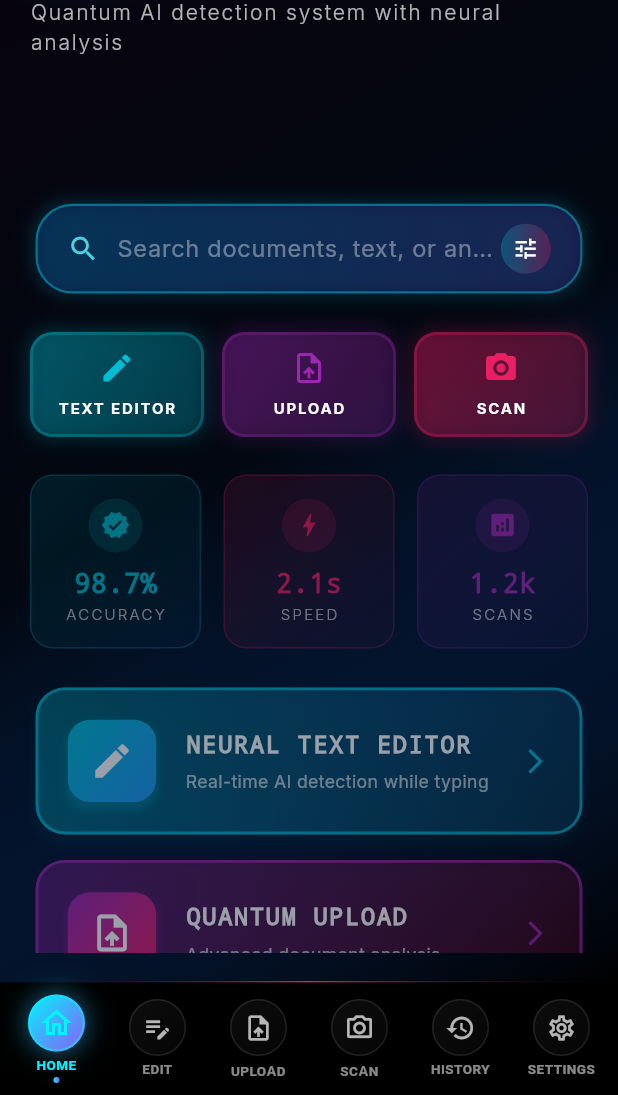
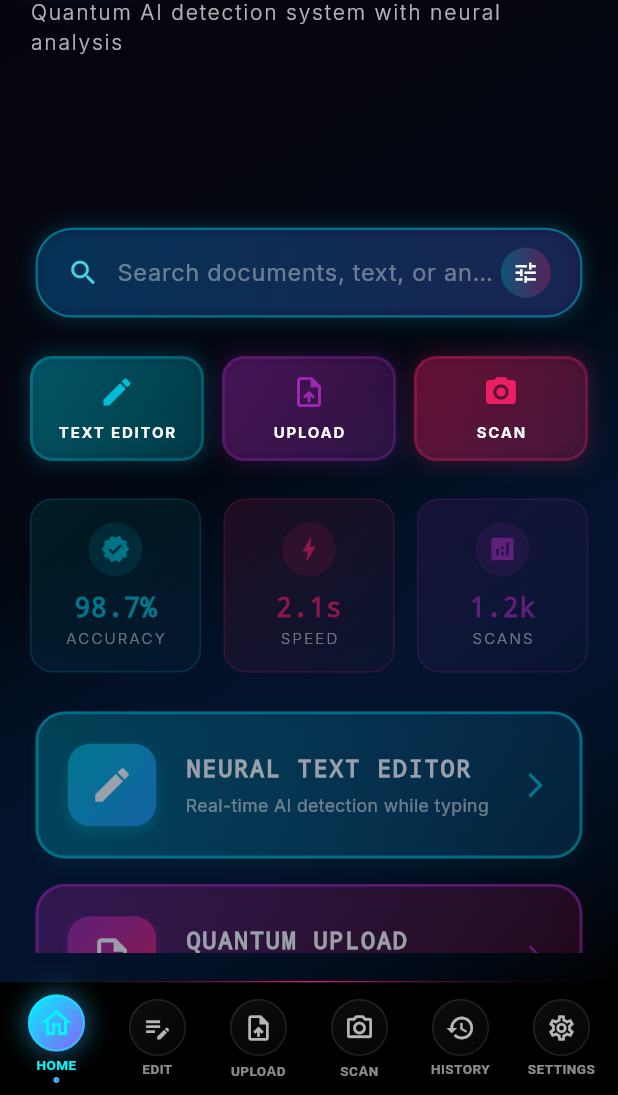
Before and after one commit to Ascalon984/Neural-Detector, a Flutter app: the screen it shows after launch, on a phone screen of 412 x 824 dp, the part 141-1236 px from its top. Run offline on Flutter 3.47's test engine with Material 3 defaults, Android fonts, the light colour scheme and no system bars; our stand-ins replace camera, csv, file_picker, flutter_animate, google_fonts and 2 more; missing offline and left inert: dart:ffi, dart:html, excel, google_mlkit_text_recognition.

Commit message:
fix(ui): increase vertical spacing between header and action/search block

```diff
--- a/lib/screens/home_screen.dart
+++ b/lib/screens/home_screen.dart
@@ -103,7 +103,8 @@ class _HomeScreenState extends State<HomeScreen>
                     child: _buildHeader(),
                   ),
 
-                  const SizedBox(height: 28),
+            // increase spacing so the search/quick-actions block doesn't crowd the subtitle
+            const SizedBox(height: 44),
 
                   // Search bar futuristik
                   _buildSearchBar(),
```
